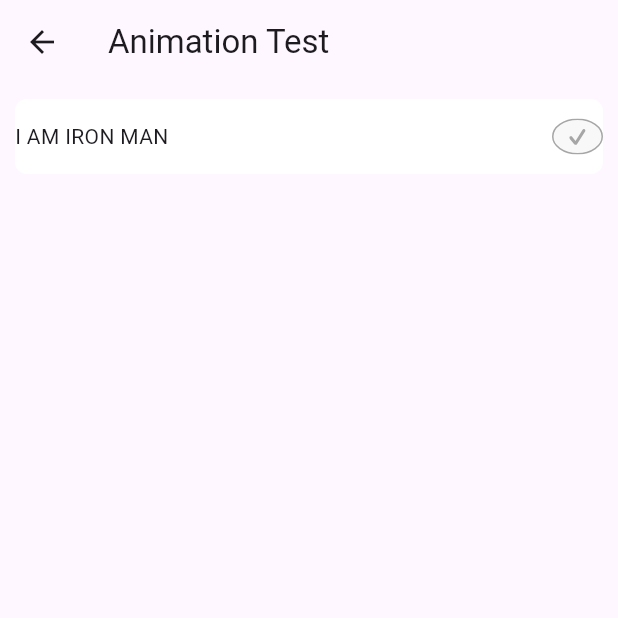
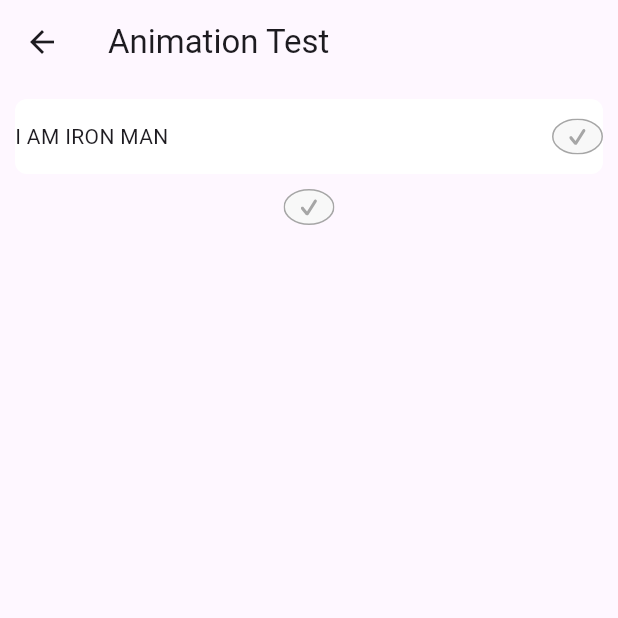
Before and after one commit to Leonamin/shrew_kit, a Flutter app: the AnimationTest screen opened by its route, on a phone screen of 412 x 824 dp, the top half of it. Run offline on Flutter 3.47's test engine with Material 2 defaults, Android fonts, the phone set to English and light mode, and no system bars; our stand-ins replace flutter_svg, go_router.

Commit message:
# ADD - 애니메이션 버튼 추가

```diff
--- a/lib/view/anime/animation_test.dart
+++ b/lib/view/anime/animation_test.dart
@@ -2,6 +2,7 @@ import 'dart:math';
 
 import 'package:flutter/material.dart';
 import 'package:shrew_kit/view/anime/component/check_button.dart';
+import 'package:shrew_kit/view/anime/component/ssaa_button.dart';
 
 class AnimationTest extends StatefulWidget {
   const AnimationTest({super.key});
@@ -56,6 +57,15 @@ class _AnimationTestState extends State<AnimationTest>
                       ),
                     ),
                   ),
+                  SSAAButton(
+                      isCompleted: isDone,
+                      onPressed: () {
+                        Future.delayed(
+                          Duration(milliseconds: animationDuration ~/ 2),
+                          () => _animate(),
+                        );
+                        // _animate();
+                      }),
                 ],
               );
             }),
--- /dev/null
+++ b/lib/view/anime/component/ssaa_button.dart
@@ -0,0 +1,75 @@
+import 'dart:math';
+
+import 'package:flutter/material.dart';
+import 'package:flutter_svg/flutter_svg.dart';
+import 'package:shrew_kit/view/anime/component/check_button.dart';
+
+// Simplified Single-Action Animated Button
+class SSAAButton extends StatefulWidget {
+  const SSAAButton({
+    super.key,
+    required this.isCompleted,
+    this.width,
+    this.height,
+    this.onPressed,
+  });
+  final bool isCompleted;
+  final double? width;
+  final double? height;
+  final Function()? onPressed;
+
+  @override
+  State<SSAAButton> createState() => _SSAAButtonState();
+}
+
+class _SSAAButtonState extends State<SSAAButton>
+    with SingleTickerProviderStateMixin {
+  late AnimationController _controller;
+  late Animation<double> _sizeTween;
+
+  @override
+  void initState() {
+    super.initState();
+
+    _controller = AnimationController(
+      vsync: this,
+      duration: Duration(milliseconds: 500),
+      // reverseDuration: Duration(milliseconds: 100),
+    );
+
+    _sizeTween = Tween<double>(begin: 0.0, end: 1.0).animate(
+      CurvedAnimation(
+        parent: _controller.view,
+        curve: Curves.ease,
+      ),
+    )..addStatusListener((status) {});
+  }
+
+  @override
+  Widget build(BuildContext context) {
+    return AnimatedBuilder(
+      animation: _controller,
+      builder: (context, child) {
+        return Transform.scale(
+          scale: -0.2 * sin(2 * pi * _sizeTween.value) + 1,
+          child: CheckButton(
+            isCompleted: widget.isCompleted,
+            width: widget.width,
+            height: widget.height,
+            onPressed: () {
+              // _controller.forward().then((value) => _controller.reverse());
+              _controller.forward().then((value) => _controller.reset());
+              widget.onPressed?.call();
+            },
+          ),
+        );
+      },
+    );
+  }
+
+  @override
+  void dispose() {
+    _controller.dispose();
+    super.dispose();
+  }
+}
```
